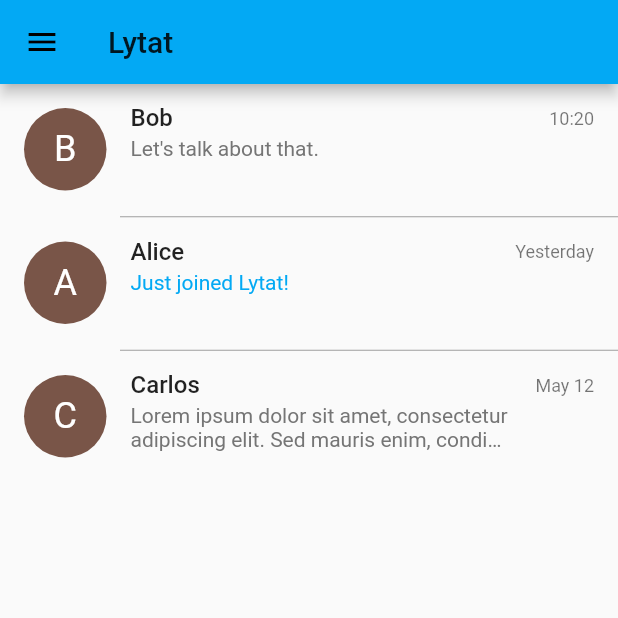
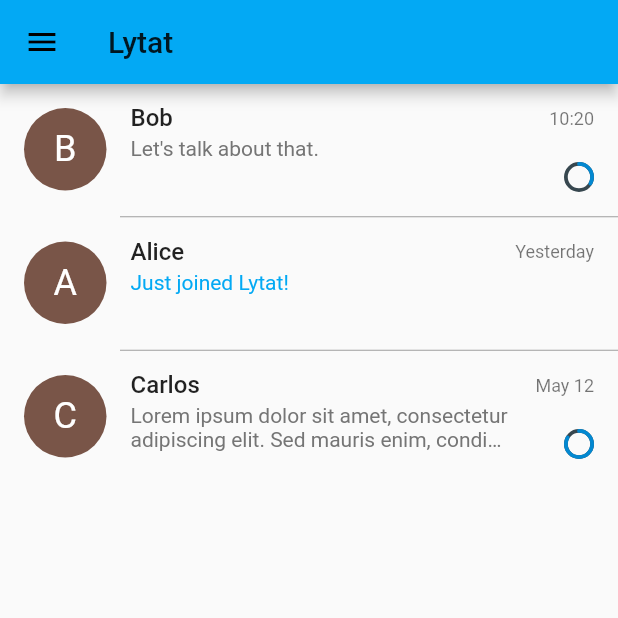
Before and after one commit to FynnMcKracken/lytat, a Flutter app: the screen it shows after launch, in the side drawer, after a tap on "Item 1", on a phone screen of 412 x 824 dp, the top half of it. Run offline on Flutter 3.47's test engine with Material 2 defaults, Android fonts, the phone set to English and light mode, and no system bars; drawn by our look-alikes of percent_indicator; our stand-ins replace bubble, firebase_auth, firebase_core, google_sign_in; accounts and stored records are empty.

Commit message:
Added Chat model, added progress indicator, added time picker

```diff
--- a/lib/home.dart
+++ b/lib/home.dart
@@ -2,8 +2,10 @@ import 'dart:math';
 
 import 'package:flutter/material.dart';
 import 'package:lytatapp/navigation_drawer.dart';
+import 'package:percent_indicator/percent_indicator.dart';
 
 import 'chat.dart';
+import 'model/Chat.dart' as model;
 
 
 class Home extends StatefulWidget {
@@ -46,37 +48,42 @@ class HomeBodyLayout extends StatelessWidget {
   }
 }
 
-enum ItemStates {
-  normal,
-  highlighted
-}
-
-class Item {
-  const Item({this.name, this.message, this.date, this.icon, this.state: ItemStates.normal});
-
-  final String name;
-  final String message;
-  final String date;
-  final IconData icon;
-  final ItemStates state;
-}
-
-
-
 class ItemLayout extends StatelessWidget {
   const ItemLayout(
       {Key key, this.onTap, @required this.item, this.selected: false}
       ) : super(key: key);
 
   final VoidCallback onTap;
-  final Item item;
+  final model.Chat item;
   final bool selected;
 
   @override
   Widget build(BuildContext context) {
     TextStyle nameStyle = Theme.of(context).textTheme.subtitle1.copyWith(fontWeight: FontWeight.w500);
     TextStyle infoStyle = Theme.of(context).textTheme.caption;
-    TextStyle messageStyle = item.state == ItemStates.normal ? Theme.of(context).textTheme.bodyText2.copyWith(color: Colors.grey[600]) : Theme.of(context).textTheme.bodyText2.copyWith(color: Theme.of(context).accentColor);
+    TextStyle messageStyle = item.state == model.ChatStates.normal ? Theme.of(context).textTheme.bodyText2.copyWith(color: Colors.grey[600]) : Theme.of(context).textTheme.bodyText2.copyWith(color: Theme.of(context).accentColor);
+
+    List<Widget> trailingBuilder() {
+      List<Widget> builder = [
+        Text(item.lastSeen, style: infoStyle),
+      ];
+
+      if (item.timeoutStart != null && item.timeoutEnd != null && (item.timeoutEnd?.isAfter(DateTime.now().toUtc()) ?? false)) {
+        builder.add(Spacer());
+        builder.add(new CircularPercentIndicator(
+            radius: 20.0,
+            lineWidth: 2.5,
+            animation: true,
+            percent: item.getProgress(DateTime.now()),
+            circularStrokeCap: CircularStrokeCap.round,
+            progressColor: Colors.lightBlue[700],
+            backgroundColor: Colors.blueGrey[800],
+        ));
+      }
+
+      return builder;
+    }
+
     return ListTile(
       onTap: () {
         Navigator.push(
@@ -90,15 +97,18 @@ class ItemLayout extends StatelessWidget {
       ),
       title: Text(item.name, style: nameStyle, textAlign: TextAlign.left, maxLines: 1,),
       subtitle: Text(item.message, style: messageStyle, textAlign: TextAlign.left, maxLines: 2, overflow: TextOverflow.ellipsis,),
-      trailing: Text(item.date, style: infoStyle),
+      trailing: Column(
+        crossAxisAlignment: CrossAxisAlignment.end,
+        children: trailingBuilder(),
+      ),
       isThreeLine: true,
     );
   }
 }
 
-Route _createChatRoute(Item item) {
+Route _createChatRoute(model.Chat chat) {
   return PageRouteBuilder(
-    pageBuilder: (context, animation, secondaryAnimation) => Chat(name: item.name, lastSeen: item.date,),
+    pageBuilder: (context, animation, secondaryAnimation) => Chat(chat: chat),
     transitionsBuilder: (context, animation, secondaryAnimation, child) {
       var begin = Offset(1.0, 0.0);
       var end = Offset.zero;
@@ -117,10 +127,27 @@ Route _createChatRoute(Item item) {
 // replace this function with the code in the examples
 Widget _myListView(BuildContext context) {
 
-  final List<Item> items = const <Item>[
-    const Item(name: "Bob", date: "10:20", message: "Let's talk about that.", icon: Icons.ac_unit),
-    const Item(name: "Alice", date: "Yesterday", message: "Just joined Lytat!", icon: Icons.access_alarm, state: ItemStates.highlighted),
-    const Item(name: "Carlos", date: "May 12", message: "Lorem ipsum dolor sit amet, consectetur adipiscing elit. Sed mauris enim, condimentum eget imperdiet id, facilisis vitae velit. Curabitur maximus tincidunt ex euismod rutrum.", icon: Icons.account_balance),
+  final List<model.Chat> items = <model.Chat>[
+    model.Chat(
+        name: "Bob",
+        lastSeen: "10:20",
+        timeoutStart: DateTime.now().toUtc().subtract(new Duration(minutes: 1)),
+        timeoutEnd: DateTime.now().toUtc().add(new Duration(minutes: 2)),
+        message: "Let's talk about that."
+    ),
+    model.Chat(
+        name: "Alice",
+        lastSeen: "Yesterday",
+        message: "Just joined Lytat!",
+        state: model.ChatStates.highlighted
+    ),
+    model.Chat(
+        name: "Carlos",
+        lastSeen: "May 12",
+        timeoutStart: DateTime.now().toUtc().subtract(new Duration(minutes: 5)),
+        timeoutEnd: DateTime.now().toUtc().add(new Duration(minutes: 1)),
+        message: "Lorem ipsum dolor sit amet, consectetur adipiscing elit. Sed mauris enim, condimentum eget imperdiet id, facilisis vitae velit. Curabitur maximus tincidunt ex euismod rutrum."
+    ),
   ];
 
   return new ListView.separated(
--- a/lib/main.dart
+++ b/lib/main.dart
@@ -1,8 +1,12 @@
 
+import 'package:firebase_core/firebase_core.dart';
 import 'package:flutter/material.dart';
-import 'package:lytatapp/home.dart';
+import 'package:lytatapp/LoadingScreen.dart';
+
+import 'home.dart';
 
 void main() {
+  WidgetsFlutterBinding.ensureInitialized();
   runApp(MyApp());
 }
 
@@ -10,11 +14,23 @@ void main() {
 
 class MyApp extends StatelessWidget {
   final colorSwatch = Colors.lightBlue;
-  // This widget is the root of your application.
+  final Future<FirebaseApp> _initialization = Firebase.initializeApp();
+
   @override
   Widget build(BuildContext context) {
+    return FutureBuilder(
+      future: _initialization,
+      builder: (context, snapshot) {
+        if (snapshot.hasError) {
           return MaterialApp(
-      title: 'Flutter Demo',
+            title: 'Lytat',
+            home: LoadingScreen(title: 'Error'),
+          );
+        }
+
+        if (snapshot.connectionState == ConnectionState.done) {
+          return MaterialApp(
+            title: 'Lytat',
             theme: ThemeData(
               primarySwatch: colorSwatch,
               visualDensity: VisualDensity.adaptivePlatformDensity,
@@ -23,4 +39,13 @@ class MyApp extends StatelessWidget {
             home: Home(title: 'Lytat'),
           );
         }
+
+        return MaterialApp(
+          title: 'Lytat',
+          home: LoadingScreen(),
+        );
+      },
+    );
+
   }
+}
--- /dev/null
+++ b/lib/model/Chat.dart
@@ -0,0 +1,21 @@
+enum ChatStates {
+  normal,
+  highlighted
+}
+
+class Chat {
+  const Chat({this.name, this.message, this.lastSeen, this.timeoutStart, this.timeoutEnd, this.state: ChatStates.normal});
+
+  final String name;
+  final String message;
+  final String lastSeen;
+  final DateTime timeoutStart;
+  final DateTime timeoutEnd;
+  final ChatStates state;
+
+  double getProgress(DateTime now) {
+    Duration durationTimeout = this.timeoutStart.difference(this.timeoutEnd);
+    Duration durationNow = this.timeoutStart.difference(now.toUtc());
+    return durationNow.inMilliseconds / durationTimeout.inMilliseconds;
+  }
+}
--- a/lib/navigation_drawer.dart
+++ b/lib/navigation_drawer.dart
@@ -1,7 +1,5 @@
 import 'package:flutter/material.dart';
 import 'package:lytatapp/home.dart';
-
-import 'chat.dart';
 
 class NavigationDrawer extends StatelessWidget {
   @override
@@ -25,15 +23,6 @@ class NavigationDrawer extends StatelessWidget {
               );
             },
           ),
-          ListTile(
-            title: Text('Item 2'),
-            onTap: () {
-              Navigator.push(
-                  context,
-                  MaterialPageRoute(builder: (context) => Chat(name: 'Chats', lastSeen: "Yesterday",))
-              );
-            },
-          ),
         ],
       ),
     );
```
Also changed, not shown: lib/chat.dart (+54 -20 lines). Lines whose indentation alone changed are shown as unchanged.
